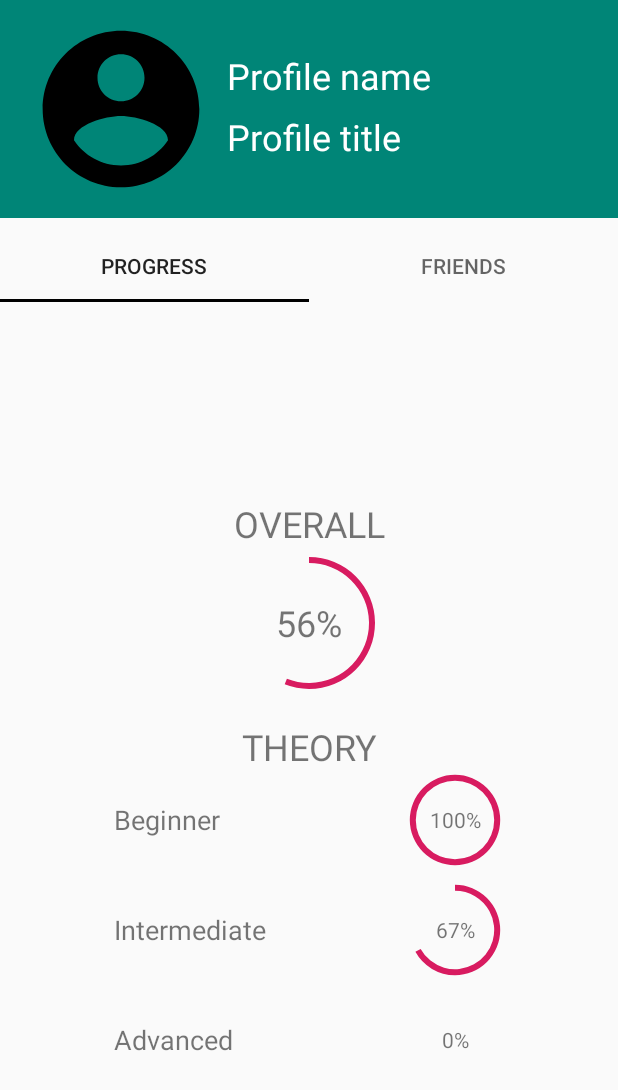
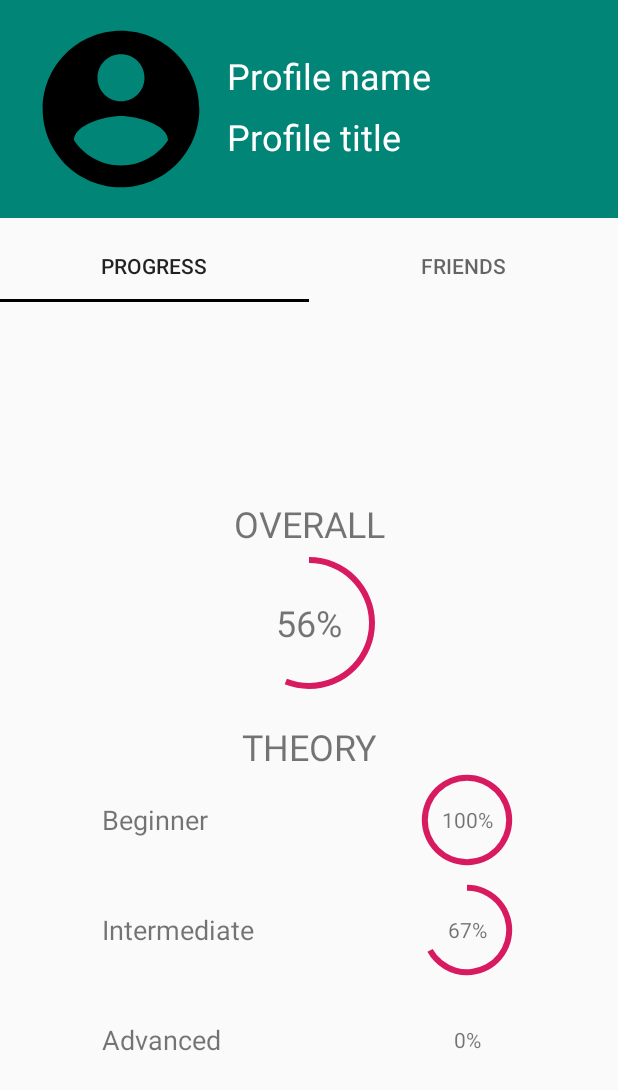
Before and after one commit to zimivanende/HSAI, an Android app: the screen it shows after launch (ProfileActivity), after a tap on "Navigation header", on a phone screen of 412 x 824 dp. Shown: the top 1090 px of the screen. Run offline under Robolectric (Android 15) with nearby library versions, the phone set to English and light mode, and no system bars; 2 other taps on this screen came first.

Commit message:
bug fixed

```diff
--- a/programma/app/src/main/java/hsai/prototype/fietsveilig/FriendsModel.java
+++ b/programma/app/src/main/java/hsai/prototype/fietsveilig/FriendsModel.java
@@ -7,15 +7,23 @@ import java.util.Vector;
 public class FriendsModel {
 
     private static Vector<String> m_friends = new Vector<>();
+    private static boolean m_initialized = false;
 
-    public static Vector<String> getFriends(){
-        if (m_friends.size() == 0){
+
+    private static void init(){
+        if (!m_initialized){
             m_friends.add("Joe (beginner)");
             m_friends.add("Cindy (intermediate)");
             m_friends.add("Bert (experienced)");
             m_friends.add("Klara (rookie)");
             m_friends.add("Gert (expert)");
+            m_initialized = true;
+        }
+    }
 
+    public static Vector<String> getFriends(){
+        if (m_friends.size() == 0){
+            init();
         }
 
         return m_friends;
@@ -30,6 +38,11 @@ public class FriendsModel {
     }
 
     public static int getCount(){
-        return m_friends.size();
+        if (m_friends.size() == 0){
+            init();
+            return m_friends.size();
+        }
+        else
+            return m_friends.size();
     }
 }
--- a/programma/app/src/main/java/hsai/prototype/fietsveilig/ProfileActivity.java
+++ b/programma/app/src/main/java/hsai/prototype/fietsveilig/ProfileActivity.java
@@ -112,6 +112,7 @@ public class ProfileActivity extends FragmentActivity {
     public static class FriendsFragment extends Fragment{
         private static final String m_title = "Friends";
 
+
         /**
          * When fragment is being created
          */
@@ -129,6 +130,7 @@ public class ProfileActivity extends FragmentActivity {
             ListView lv = (ListView) friendsContainer.findViewById(R.id.friendsListView);
             FriendsViewAdapter friendsAdapter = new FriendsViewAdapter(getActivity(), android.R.layout.simple_list_item_1);
             lv.setAdapter(friendsAdapter);
+
             return friendsContainer;
         }
 
@@ -139,6 +141,7 @@ public class ProfileActivity extends FragmentActivity {
         // this is the class that acts as an intermediate between the friends listview and the friends model
         public static class FriendsViewAdapter extends ArrayAdapter<String>{
             private Context m_context;
+            private FriendsViewAdapter m_friendsAdapter = this;
 
             public FriendsViewAdapter(Context context, int resource) {
                 super(context, resource);
@@ -161,6 +164,7 @@ public class ProfileActivity extends FragmentActivity {
                     @Override
                     public void onClick(View v) {
                         FriendsModel.remove(position);
+                        m_friendsAdapter.notifyDataSetChanged();
                     }
                 });
 
--- a/programma/app/src/main/res/layout/profile_activity.xml
+++ b/programma/app/src/main/res/layout/profile_activity.xml
@@ -86,11 +86,7 @@
         xmlns:tools="http://schemas.android.com/tools"
         android:id="@+id/pager"
         android:layout_width="match_parent"
-        android:layout_height="499dp"
-        android:layout_marginStart="8dp"
-        android:layout_marginTop="8dp"
-        android:layout_marginEnd="8dp"
-        android:layout_marginBottom="8dp"
+        android:layout_height="507dp"
         app:layout_constraintBottom_toBottomOf="parent"
         app:layout_constraintEnd_toEndOf="parent"
         app:layout_constraintHorizontal_bias="0.0"
```
